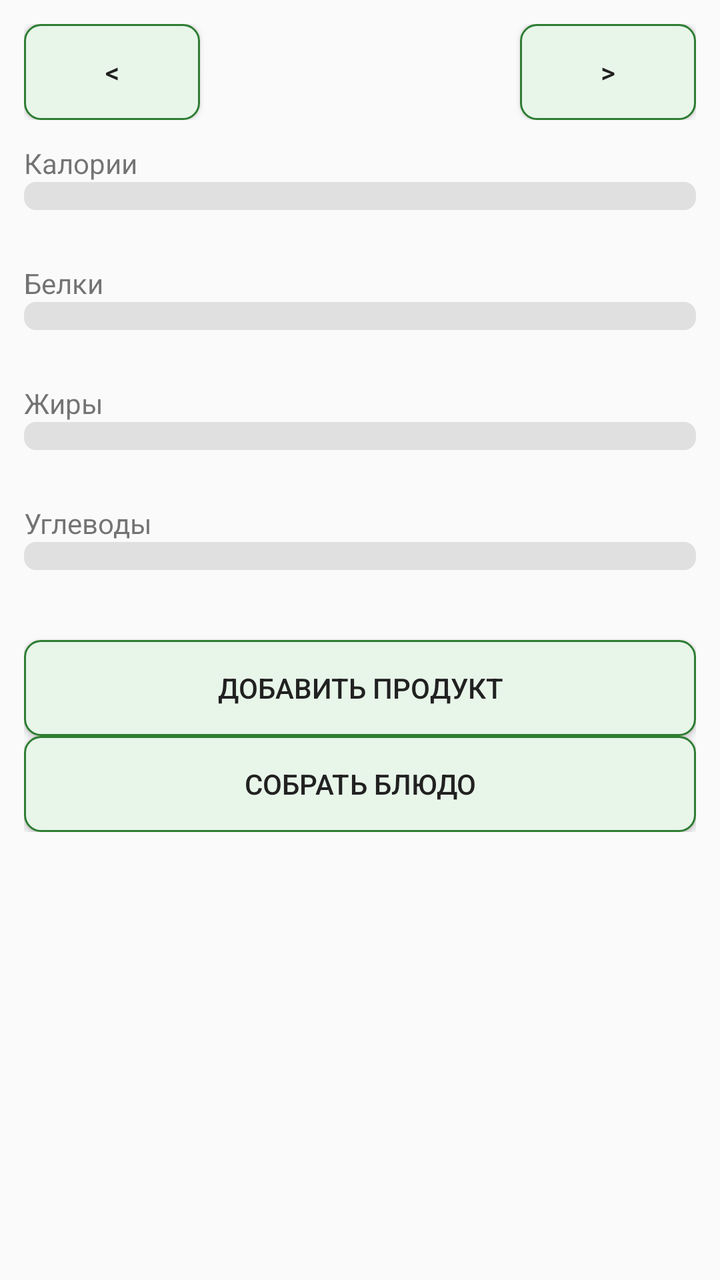
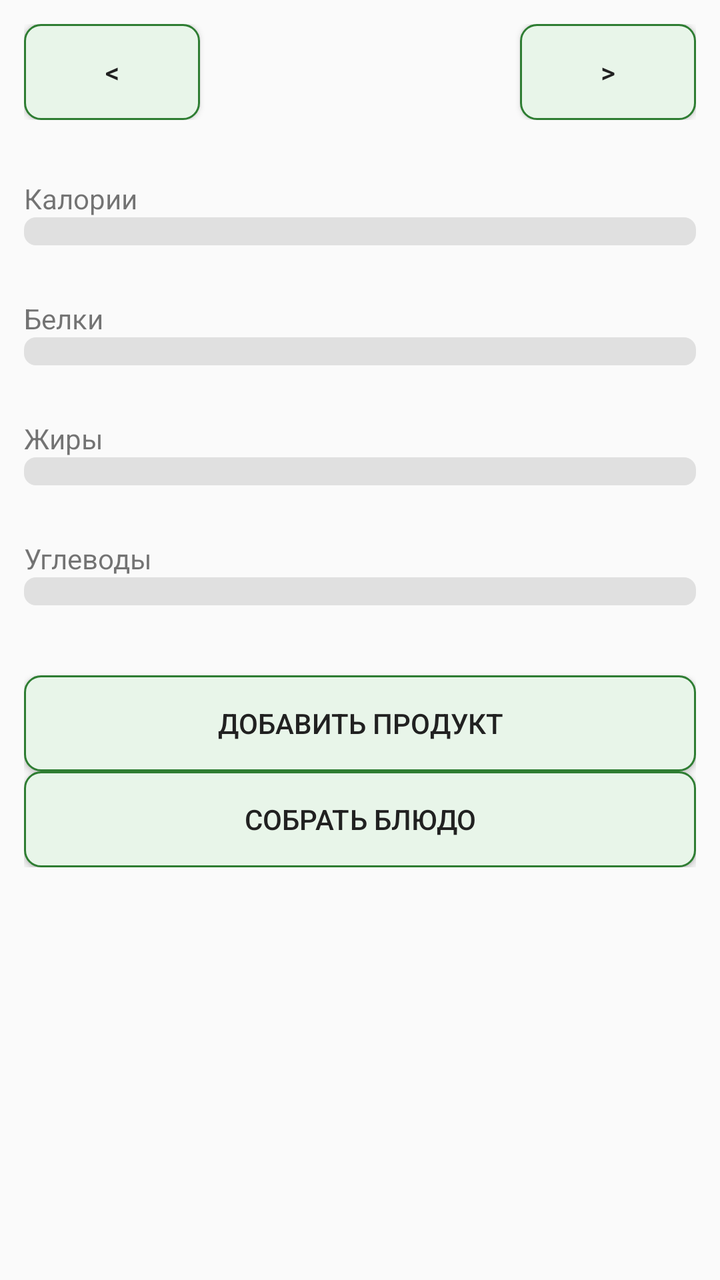

The first picture is an Android layout as it rendered before a commit; the second is the same layout after the commit. The layout source and the unified diff follow.
<!-- AndroidManifest.xml: application theme AppTheme.Light -->
<!-- res/layout/fragment_day.xml -->
<?xml version="1.0" encoding="utf-8"?>
<ScrollView xmlns:android="http://schemas.android.com/apk/res/android"
    android:layout_width="match_parent"
    android:layout_height="match_parent">

    <LinearLayout
        android:layout_width="match_parent"
        android:layout_height="wrap_content"
        android:orientation="vertical"
        android:padding="12dp">

        <LinearLayout
            android:layout_width="match_parent"
            android:layout_height="wrap_content"
            android:orientation="horizontal"
            android:gravity="center_vertical">

            <Button style="@style/AppButton"
                android:id="@+id/prevWeek"
                android:layout_width="wrap_content"
                android:layout_height="wrap_content"
                android:text="@string/prev_week" />

            <TextView
                android:id="@+id/monthLabel"
                android:layout_width="0dp"
                android:layout_weight="1"
                android:layout_height="wrap_content"
                android:gravity="center"
                android:textSize="18sp"
                android:textStyle="bold" />

            <Button style="@style/AppButton"
                android:id="@+id/nextWeek"
                android:layout_width="wrap_content"
                android:layout_height="wrap_content"
                android:text="@string/next_week" />
        </LinearLayout>

        <LinearLayout
            android:id="@+id/dayStrip"
            android:layout_width="match_parent"
            android:layout_height="wrap_content"
            android:orientation="horizontal" />

        <TextView
            android:id="@+id/kcalLabel"
            android:layout_width="match_parent"
            android:layout_height="wrap_content"
            android:layout_marginTop="12dp"
            android:text="@string/kcal" />

        <ProgressBar
            android:id="@+id/kcalBar" android:progressTint="?attr/progressKcal" android:progressBackgroundTint="?attr/progressTrack"
            style="?android:attr/progressBarStyleHorizontal" android:minHeight="14dp" android:progressDrawable="@drawable/progress_rounded"
            android:layout_width="match_parent"
            android:layout_height="wrap_content"
            android:max="100" />

        <TextView
            android:id="@+id/kcalValue"
            android:layout_width="match_parent"
            android:layout_height="wrap_content"
            android:gravity="end" />

        <TextView
            android:id="@+id/proteinLabel"
            android:layout_width="match_parent"
            android:layout_height="wrap_content"
            android:layout_marginTop="8dp"
            android:text="@string/protein" />

        <ProgressBar
            android:id="@+id/proteinBar" android:progressTint="?attr/progressProtein" android:progressBackgroundTint="?attr/progressTrack"
            style="?android:attr/progressBarStyleHorizontal" android:minHeight="14dp" android:progressDrawable="@drawable/progress_rounded"
            android:layout_width="match_parent"
            android:layout_height="wrap_content"
            android:max="100" />

        <TextView
            android:id="@+id/proteinValue"
            android:layout_width="match_parent"
            android:layout_height="wrap_content"
            android:gravity="end" />

        <TextView
            android:id="@+id/fatLabel"
            android:layout_width="match_parent"
            android:layout_height="wrap_content"
            android:layout_marginTop="8dp"
            android:text="@string/fat" />

        <ProgressBar
            android:id="@+id/fatBar" android:progressTint="?attr/progressFat" android:progressBackgroundTint="?attr/progressTrack"
            style="?android:attr/progressBarStyleHorizontal" android:minHeight="14dp" android:progressDrawable="@drawable/progress_rounded"
            android:layout_width="match_parent"
            android:layout_height="wrap_content"
            android:max="100" />

        <TextView
            android:id="@+id/fatValue"
            android:layout_width="match_parent"
            android:layout_height="wrap_content"
            android:gravity="end" />

        <TextView
            android:id="@+id/carbsLabel"
            android:layout_width="match_parent"
            android:layout_height="wrap_content"
            android:layout_marginTop="8dp"
            android:text="@string/carbs" />

        <ProgressBar
            android:id="@+id/carbsBar" android:progressTint="?attr/progressCarbs" android:progressBackgroundTint="?attr/progressTrack"
            style="?android:attr/progressBarStyleHorizontal" android:minHeight="14dp" android:progressDrawable="@drawable/progress_rounded"
            android:layout_width="match_parent"
            android:layout_height="wrap_content"
            android:max="100" />

        <TextView
            android:id="@+id/carbsValue"
            android:layout_width="match_parent"
            android:layout_height="wrap_content"
            android:gravity="end" />

        <Button style="@style/AppButton"
            android:id="@+id/addEntryButton"
            android:layout_width="match_parent"
            android:layout_height="wrap_content"
            android:layout_marginTop="16dp"
            android:text="@string/add_product" />

        <Button style="@style/AppButton"
            android:id="@+id/addDishButton"
            android:layout_width="match_parent"
            android:layout_height="wrap_content"
            android:text="@string/build_dish" />

        <LinearLayout
            android:id="@+id/entryList"
            android:layout_width="match_parent"
            android:layout_height="wrap_content"
            android:orientation="vertical" />

    </LinearLayout>

</ScrollView>
<!-- resources referenced by this layout -->
<resources>
  <!-- drawable progress_rounded (drawable) -->
  <?xml version="1.0" encoding="utf-8"?>
  <layer-list xmlns:android="http://schemas.android.com/apk/res/android">
      <item android:id="@android:id/background">
          <shape android:shape="rectangle">
              <solid android:color="#FFFFFF" />
              <corners android:radius="6dp" />
          </shape>
      </item>
      <item android:id="@android:id/progress">
          <clip android:clipOrientation="horizontal" android:gravity="left">
              <shape android:shape="rectangle">
                  <solid android:color="#FFFFFF" />
                  <corners android:radius="6dp" />
              </shape>
          </clip>
      </item>
  </layer-list>
  <string name="add_product">Добавить продукт</string>
  <string name="build_dish">Собрать блюдо</string>
  <string name="carbs">Углеводы</string>
  <string name="fat">Жиры</string>
  <string name="kcal">Калории</string>
  <string name="next_week">&gt;</string>
  <string name="prev_week">&lt;</string>
  <string name="protein">Белки</string>
  <style name="AppButton" parent="@android:style/Widget.Material.Button">
          <item name="android:background">?attr/buttonBg</item>
          <item name="android:textColor">?android:attr/textColorPrimary</item>
          <item name="android:minHeight">48dp</item>
          <item name="android:textSize">14sp</item>
          <item name="android:paddingStart">12dp</item>
          <item name="android:paddingEnd">12dp</item>
      </style>
  <style name="AppTheme.Light" parent="@android:style/Theme.Material.Light">
          <item name="android:windowBackground">@color/light_bg</item>
          <item name="android:textColorPrimary">@color/light_text</item>
          <item name="android:textColorSecondary">@color/light_secondary</item>
          <item name="android:colorAccent">@color/accent_light</item>
          <item name="buttonBg">@drawable/button_selector_light</item>
          <item name="progressTrack">@color/track_light</item>
          <item name="progressKcal">@color/kcal_color</item>
          <item name="progressProtein">@color/protein_color</item>
          <item name="progressFat">@color/fat_color</item>
          <item name="progressCarbs">@color/carbs_color</item>
      </style>
  <color name="light_bg">#FAFAFA</color>
  <color name="light_text">#212121</color>
  <color name="light_secondary">#616161</color>
  <color name="accent_light">#2E7D32</color>
  <!-- drawable button_selector_light (drawable) -->
  <?xml version="1.0" encoding="utf-8"?>
  <selector xmlns:android="http://schemas.android.com/apk/res/android">
      <item android:state_pressed="true">
          <shape android:shape="rectangle">
              <solid android:color="#C8E6C9" />
              <stroke android:width="1dp" android:color="#2E7D32" />
              <corners android:radius="8dp" />
          </shape>
      </item>
      <item>
          <shape android:shape="rectangle">
              <solid android:color="#E8F5E9" />
              <stroke android:width="1dp" android:color="#2E7D32" />
              <corners android:radius="8dp" />
          </shape>
      </item>
  </selector>
  <color name="track_light">#E0E0E0</color>
  <color name="kcal_color">#EF6C00</color>
  <color name="protein_color">#1976D2</color>
  <color name="fat_color">#C2185B</color>
  <color name="carbs_color">#7B1FA2</color>
</resources>

<!-- the commit's change to res/layout/fragment_day.xml (unified diff, before → after) -->
@@ -36,6 +36,13 @@
                 android:layout_height="wrap_content"
                 android:text="@string/next_week" />
         </LinearLayout>
+
+        <TextView
+            android:id="@+id/weightLabel"
+            android:layout_width="match_parent"
+            android:layout_height="wrap_content"
+            android:gravity="center"
+            android:textSize="13sp" />
 
         <LinearLayout
             android:id="@+id/dayStrip"
